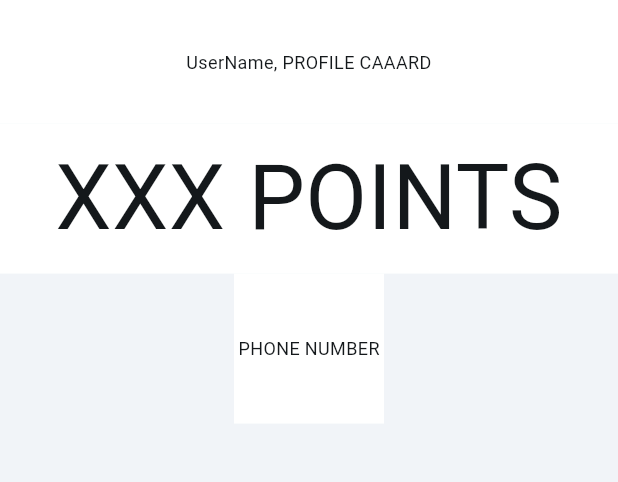
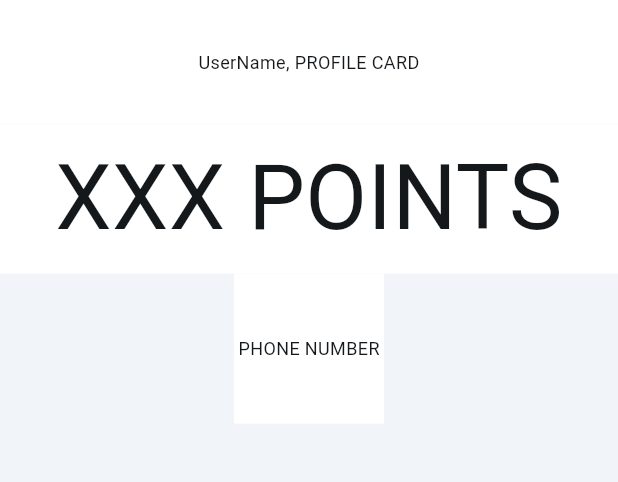
Before and after one commit to AdyStudios/GCS_JUNCTIONX, a Flutter app: the DashboardWidget screen opened by its route, on a phone screen of 412 x 824 dp, the part 84-566 px from its top. Run offline on Flutter 3.47's test engine with Material 3 defaults, Android fonts, the phone set to English and light mode, and no system bars; our stand-ins replace auto_size_text, font_awesome_flutter, from_css_color, go_router, google_fonts, page_transition and 2 more; missing offline and left inert: json_path; accounts and stored records are empty; Roboto replaces fonts that are missing (Readex Pro).

Commit message:
fix thing

```diff
--- a/telego/lib/pages/dashboard/dashboard_widget.dart
+++ b/telego/lib/pages/dashboard/dashboard_widget.dart
@@ -91,7 +91,7 @@ class _DashboardWidgetState extends State<DashboardWidget> {
                 child: Align(
                   alignment: AlignmentDirectional(0.00, 0.00),
                   child: Text(
-                    'UserName, PROFILE CAAARD',
+                    'UserName, PROFILE CARD',
                     textAlign: TextAlign.center,
                     style: FlutterFlowTheme.of(context).bodyMedium,
                   ),
```
